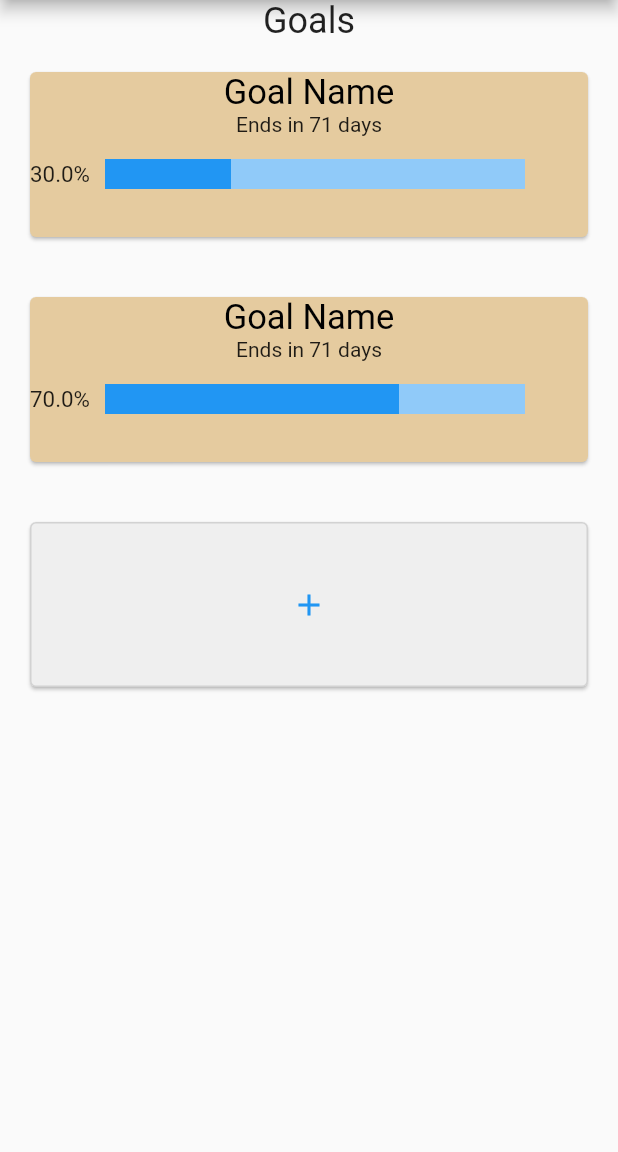
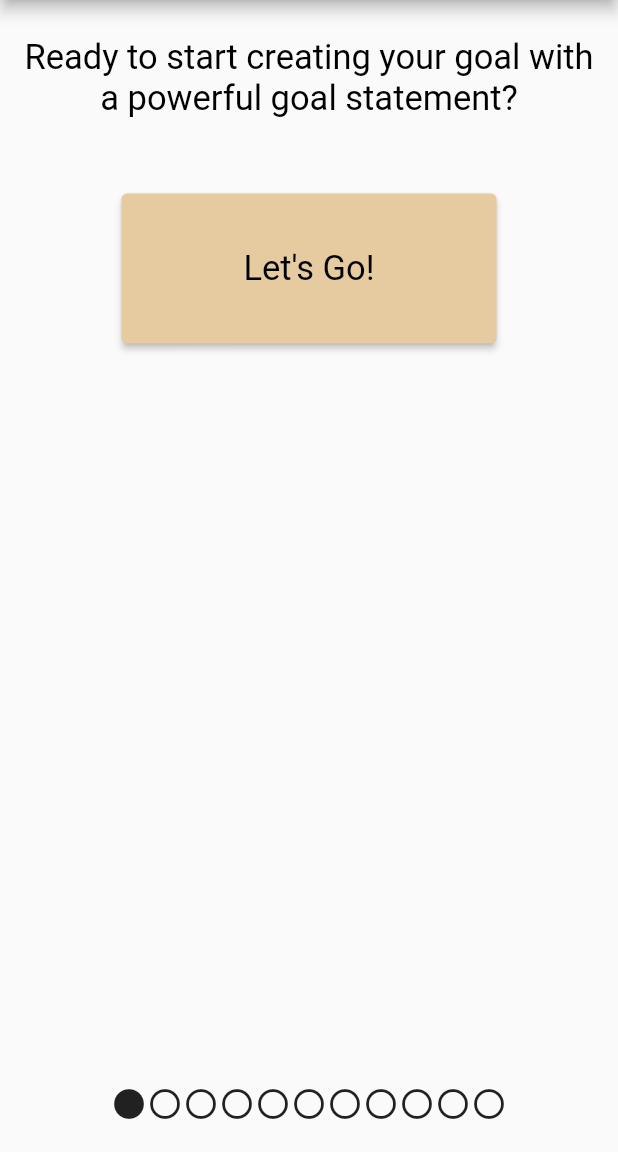
Before and after one commit to DavisKerr/microCalendar, a Flutter app: the screen it shows after launch, after a tap on the "add" icon, on a phone screen of 412 x 824 dp, the part 84-1236 px from its top. Run offline on Flutter 3.47's test engine with Material 2 defaults, Android fonts, the phone set to English and light mode, and no system bars; our stand-ins replace carousel_slider, flutter_redux, redux, wheel_chooser; Roboto replaces fonts that are missing (OpenSans).

Commit message:
Added the goal creation screen

```diff
--- /dev/null
+++ b/lib/Screens/create_goal_screen.dart
@@ -0,0 +1,85 @@
+import 'package:carousel_slider/carousel_slider.dart';
+import 'package:flutter/material.dart';
+import 'package:micro_calendar/Widgets/create_goal_form_example.dart';
+import 'package:micro_calendar/Widgets/create_goal_form_introduction.dart';
+import 'package:micro_calendar/Widgets/create_goal_form_verb.dart';
+import 'package:redux/redux.dart';
+import 'package:flutter_redux/flutter_redux.dart';
+import 'package:intl/intl.dart';
+
+import '../Model/goal.dart';
+
+class CreateGoalScreen extends StatefulWidget {
+
+  final Store store;
+
+
+  const CreateGoalScreen({required this.store});
+
+  @override
+  State<CreateGoalScreen> createState() => _CreateGoalScreenState();
+}
+
+class _CreateGoalScreenState extends State<CreateGoalScreen> {
+
+  final PageController pageController = PageController();
+
+  void _backToGoalScreen()
+  {
+    // TODO: Add a confirmation window here.
+    Navigator.of(context).pop();
+  }
+
+    void _previousPage()
+  {
+    pageController.previousPage(duration: Duration(milliseconds: 500), curve: Curves.easeIn);
+  }
+
+  void _nextPage()
+  {
+    pageController.nextPage(duration: Duration(milliseconds: 500), curve: Curves.easeIn);
+  }
+
+  @override
+  Widget build(BuildContext context) {
+
+    AppBar appBar = AppBar(
+      leading: IconButton(icon: Icon(Icons.arrow_left), onPressed: _backToGoalScreen),
+      title: const Text('Calendar Name', style: TextStyle(fontFamily: 'OpenSans')),
+      centerTitle: true,
+      actions: <Widget>[
+        IconButton(icon: Icon(Icons.menu), onPressed: () {},),
+        IconButton(icon: Icon(Icons.arrow_right), onPressed: () {}),
+      ],
+    );
+
+    return Scaffold(
+      appBar: appBar,
+      body: StoreProvider(
+        store: widget.store,
+        child: PageView(
+          controller: pageController,
+          physics: NeverScrollableScrollPhysics(),
+          children: <Widget>[
+            CreateGoalFormIntroduction(
+              pageNumber: 1,
+              totalPages: 11,
+              nextPage: _nextPage,
+            ),
+            CreateGoalFormExample(
+              totalPages: 11,
+              pageNumber: 2,
+              nextPage: _nextPage,
+              previousPage: _previousPage,
+            ),
+            CreateGoalFormVerb(
+              totalPages: 11,
+              pageNumber: 3,
+              nextPage: _nextPage,
+              previousPage: _previousPage)
+          ],
+        ),
+      ),
+    );
+  }
+}
--- a/lib/Styles/app_themes.dart
+++ b/lib/Styles/app_themes.dart
@@ -7,7 +7,7 @@ abstract class AppThemes {
       color: Color.fromARGB(255, 104, 167, 173),
     ),
     cardColor: const Color.fromARGB(255, 229, 203, 159),
-    textTheme: TextTheme(
+    textTheme: const TextTheme(
       titleMedium: TextStyle(
         fontFamily: 'OpenSans',
         fontWeight: FontWeight.w400,
@@ -16,16 +16,24 @@ abstract class AppThemes {
       labelSmall: TextStyle(
         fontFamily: 'OpenSans',
         fontSize: 14,
-
       ),
       labelMedium: TextStyle(
         fontFamily: 'OpenSans',
         fontSize: 16,
       ),
+      displayMedium: TextStyle(
+        fontFamily: 'OpenSans',
+        fontSize: 23,
+        fontStyle: FontStyle.italic
+      )
     ).apply(
       bodyColor: Colors.black,
     ),
-
   );
 
+  static ButtonStyle largeFormButton = ButtonStyle(
+      backgroundColor: MaterialStateProperty.all<Color>(Color.fromARGB(255, 229, 203, 159),),
+
+    );
+
 }
--- a/lib/Widgets/add_goal_button.dart
+++ b/lib/Widgets/add_goal_button.dart
@@ -1,7 +1,10 @@
 import 'package:flutter/material.dart';
+import 'package:redux/redux.dart';
 
 class AddGoalButton extends StatelessWidget {
-  const AddGoalButton({Key? key}) : super(key: key);
+  final Function changeToGoalScreen;
+  final Store store;
+  const AddGoalButton({required this.changeToGoalScreen, required this.store});
 
   @override
   Widget build(BuildContext context) {
@@ -10,7 +13,7 @@ class AddGoalButton extends StatelessWidget {
       child: Card(
         color: Color.fromARGB(255, 239, 239, 239),
         margin: EdgeInsets.all(20),
-        child: OutlinedButton(onPressed: (){}, child: Icon(Icons.add)),
+        child: OutlinedButton(onPressed: (){changeToGoalScreen(context, store);}, child: Icon(Icons.add)),
       ),
     );
   }
--- /dev/null
+++ b/lib/Widgets/create_goal_form_introduction.dart
@@ -0,0 +1,40 @@
+import 'package:flutter/material.dart';
+import 'package:micro_calendar/Widgets/screen_tracker_indicators.dart';
+
+import '../Styles/app_themes.dart' as appStyle;
+
+class CreateGoalFormIntroduction extends StatelessWidget {
+  final int totalPages;
+  final int pageNumber;
+  final Function nextPage;
+  //final PageController pageController;
+
+  const CreateGoalFormIntroduction({required this.totalPages, required this.pageNumber, required this.nextPage});
+
+  @override
+  Widget build(BuildContext context) {
+    return Container(
+      padding: EdgeInsets.only(left: 10, right: 10, top: 25, bottom: 20),
+      child: Column(
+        children: <Widget> [
+          Text(
+            '''Ready to start creating your goal with a powerful goal statement?''',
+            style: Theme.of(context).textTheme.titleMedium,
+            textAlign: TextAlign.center,
+          ),
+          SizedBox(height: 50),
+          Container(
+            width: 250,
+            height: 100,
+            child: ElevatedButton(
+              onPressed: () {nextPage();},
+              child: Text("Let's Go!", style: Theme.of(context).textTheme.titleMedium),
+              style: appStyle.AppThemes.largeFormButton,
+              ),
+          ),
+          ScreenTrackerIndicators(numPages: totalPages, currentPage: pageNumber),
+        ]
+      )
+    );
+  }
+}
--- a/lib/Widgets/goal_box.dart
+++ b/lib/Widgets/goal_box.dart
@@ -2,6 +2,7 @@ import 'package:flutter/src/foundation/key.dart';
 import 'package:flutter/src/widgets/framework.dart';
 
 import 'package:flutter/material.dart';
+import 'package:micro_calendar/Widgets/large_goal_menu_button.dart';
 import 'package:redux/redux.dart';
 import 'package:flutter_redux/flutter_redux.dart';
 import 'package:intl/intl.dart';
@@ -18,11 +19,15 @@ class GoalBox extends StatelessWidget {
   final Function onGoalBoxClick;
   final Function onGoalBoxLongClick;
   final Store store;
+  final double maxHeight;
+  final double maxWidth;
 
   GoalBox({required this.goal,
     required this.onGoalBoxClick,
     required this.onGoalBoxLongClick,
-    required this.store, });
+    required this.store,
+    required this.maxHeight,
+    required this.maxWidth});
 
   int daysLeft(String endString)
   {
@@ -41,14 +46,23 @@ class GoalBox extends StatelessWidget {
 
   @override
   Widget build(BuildContext context) {
-    return GestureDetector(
+    return Container(
+      height: 150,
+      child: Card(
+        margin: EdgeInsets.only(left: 20, bottom:20, top:20, right: 20),
+        color: Theme.of(context).cardColor,
+        child: Row(
+          mainAxisAlignment: MainAxisAlignment.start,
+          children: <Widget>[
+            Container(
+              height: 150,
+              width: maxWidth * 0.75,
+              child: GestureDetector(
                 onTap: () {onGoalBoxClick(context, store, goal);},
                 onLongPress: () {onGoalBoxLongClick(context, store, goal);},
-      child: Container(
-        height: 150,
                 child: Card(
-          margin: EdgeInsets.all(20),
-          color: Theme.of(context).cardColor,
+                  elevation: 0,
+                  margin: EdgeInsets.all(0),
                   child: Column(
                     children: <Widget>[
                       Text(
@@ -61,6 +75,21 @@ class GoalBox extends StatelessWidget {
                   ),
                 ),
               ),
+            ),
+            Flexible(
+              child: LargeGoalMenuButton(
+                height: maxHeight,
+                width: maxWidth * 0.25,
+                goal: goal,
+                editGoal: onGoalBoxLongClick,
+                trackGoal: onGoalBoxClick,
+                store: store
+              )
+            ),
+          ],
+        ),
+      ),
     );
+
   }
 }
--- a/lib/Widgets/goal_screen.dart
+++ b/lib/Widgets/goal_screen.dart
@@ -13,8 +13,17 @@ class GoalScreen extends StatelessWidget {
   final Store store;
   final Function trackGoalFunction;
   final Function editGoalFunction;
+  final Function changeToCreateGoalScreen;
+  final double maxHeight;
+  final double maxWidth;
 
-  const GoalScreen({required this.store, required this.trackGoalFunction, required this.editGoalFunction});
+  const GoalScreen({
+    required this.store,
+    required this.trackGoalFunction,
+    required this.editGoalFunction,
+    required this.maxHeight,
+    required this.maxWidth,
+    required this.changeToCreateGoalScreen});
 
   @override
   Widget build(BuildContext context) {
@@ -26,20 +35,27 @@ class GoalScreen extends StatelessWidget {
           StoreConnector<AppState, Iterable<Goal>>(
               converter: (store) => store.state.goalList,
               builder: (context, items) {
-                return Expanded(
+                return Container(
+                  height: maxHeight * 0.85,
+                  width: maxWidth * 0.9,
                   child: ListView.builder(
                     itemCount: items.length + 1,
                     itemBuilder: (context, index) {
                       if(index < items.length)
                       {
                         final item = items.elementAt(index);
-                        return GoalBox(
-                          goal: item,
-                          onGoalBoxClick: trackGoalFunction,
-                          onGoalBoxLongClick: editGoalFunction,
-                          store: store);
+                        return Container(
+                          //height: (maxHeight * 0.85) * 0.20,
+                          child: GoalBox(
+                            goal: item,
+                            onGoalBoxClick: trackGoalFunction,
+                            onGoalBoxLongClick: editGoalFunction,
+                            store: store,
+                            maxWidth: maxWidth,
+                            maxHeight: maxHeight),
+                        );
                       }
-                      return AddGoalButton();
+                      return AddGoalButton(changeToGoalScreen: changeToCreateGoalScreen, store: store);
                     },
                   ),
                 );
--- a/lib/Widgets/horizontal_progress_bar.dart
+++ b/lib/Widgets/horizontal_progress_bar.dart
@@ -20,13 +20,14 @@ class HorizontalProgressBar extends StatelessWidget {
 
   @override
   Widget build(BuildContext context) {
-    return Container(
+    return LayoutBuilder(builder: ((context, constraints) =>
+      Container(
         margin: EdgeInsets.only(bottom: 25, top: 10),
         child: Row(
           children: <Widget>[
             Container(
               height: 30,
-            width: 40,
+              width: constraints.maxWidth * 0.1,
               child: FittedBox(
                 child: Text('${(getPercentage() * 100).toString()}%',)
                 ),
@@ -34,13 +35,15 @@ class HorizontalProgressBar extends StatelessWidget {
             SizedBox(width: 10,),
             Container(
               height: 20,
-            width: 280,
+              width: constraints.maxWidth * 0.8,
               child: LinearProgressIndicator(
                 value: getPercentage(),
               ),
             ),
           ],
         ),
-    );
+      )
+    ));
+
   }
 }
--- /dev/null
+++ b/lib/Widgets/screen_tracker_indicators.dart
@@ -0,0 +1,36 @@
+import 'package:flutter/material.dart';
+
+class ScreenTrackerIndicators extends StatelessWidget {
+  final int numPages;
+  final int currentPage;
+  const ScreenTrackerIndicators({required this.numPages, required this.currentPage});
+
+  List<Widget> _createDots()
+  {
+    List<Widget> dots = [];
+    for(int i = 0; i < numPages; i++)
+    {
+      if(i == (currentPage - 1))
+      {
+        dots.add(Icon(Icons.brightness_1));
+      }
+      else
+      {
+        dots.add(Icon(Icons.brightness_1_outlined));
+      }
+    }
+
+    return dots;
+  }
+
+  @override
+  Widget build(BuildContext context) {
+    return Expanded(
+      child: Row(
+        crossAxisAlignment: CrossAxisAlignment.end,
+        mainAxisAlignment: MainAxisAlignment.center,
+        children: _createDots(),
+      ),
+    );
+  }
+}
--- a/lib/main.dart
+++ b/lib/main.dart
@@ -1,4 +1,5 @@
 import 'package:flutter/material.dart';
+import 'package:micro_calendar/Screens/create_goal_screen.dart';
 import 'package:redux/redux.dart';
 import 'package:flutter_redux/flutter_redux.dart';
 import 'package:intl/intl.dart';
@@ -47,27 +48,42 @@
     });
   }
 
+  void _changeToGoalCreateScreen(BuildContext ctx, Store store)
+  {
+    Navigator.of(ctx).push(MaterialPageRoute(builder: (_) {
+      return CreateGoalScreen(store: store);
+    }));
+  }
+
 
 
   @override
   Widget build(BuildContext context) {
+    AppBar appBar = AppBar(
+      leading: IconButton(icon: Icon(Icons.arrow_left), onPressed: () {}),
+      title: const Text('Calendar Name', style: TextStyle(fontFamily: 'OpenSans')),
+      centerTitle: true,
+      actions: <Widget>[
+        IconButton(icon: Icon(Icons.menu), onPressed: () {},),
+        IconButton(icon: Icon(Icons.arrow_right), onPressed: () {}),
+      ],
+    );
     final store = Store(
       appStateReducer,
       initialState: const AppState.test(),
     );
     return Scaffold(
-      appBar: AppBar(
-        leading: IconButton(icon: Icon(Icons.arrow_left), onPressed: () {}),
-        title: const Text('Calendar Name', style: TextStyle(fontFamily: 'OpenSans')),
-        centerTitle: true,
-        actions: <Widget>[
-          IconButton(icon: Icon(Icons.menu), onPressed: () {},),
-          IconButton(icon: Icon(Icons.arrow_right), onPressed: () {}),
-        ],
-      ),
+      appBar: appBar,
       body: StoreProvider(
         store: store,
-        child: GoalScreen(store: store, trackGoalFunction: _startGoalTracker, editGoalFunction: _startGoalEditor,),
+        child: GoalScreen(
+          store: store,
+          trackGoalFunction: _startGoalTracker,
+          editGoalFunction: _startGoalEditor,
+          maxHeight: MediaQuery.of(context).size.height - appBar.preferredSize.height,
+          maxWidth: MediaQuery.of(context).size.width,
+          changeToCreateGoalScreen: _changeToGoalCreateScreen,
+        ),
       )
     );
   }
--- a/pubspec.yaml
+++ b/pubspec.yaml
@@ -38,6 +38,7 @@ dependencies:
   flutter_redux: ^0.10.0
   intl: ^0.17.0
   wheel_chooser: ^1.0.0
+  carousel_slider: ^4.1.1
 
 dev_dependencies:
   flutter_test:
```
Also changed, not shown: TODO.txt (+17 -0 lines), lib/SpawnPopups/spawn_popups.dart (added, +17 -0 lines), lib/Widgets/back_and_next_buttons.dart (added, +41 -0 lines), lib/Widgets/create_goal_form_example.dart (added, +67 -0 lines), lib/Widgets/create_goal_form_verb.dart (added, +53 -0 lines), lib/Widgets/large_goal_menu_button.dart (added, +125 -0 lines), lib/Widgets/text_popup_menu.dart (added, +37 -0 lines), pubspec.lock, 2 other files. Lines whose indentation alone changed are shown as unchanged.
